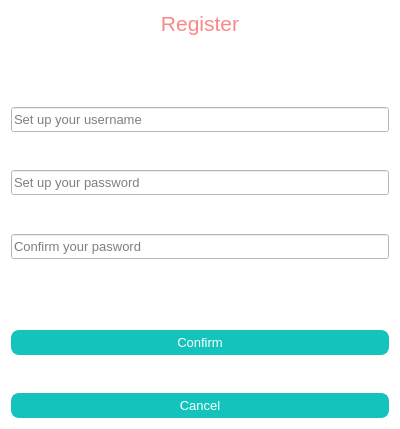
Qt form QtGameStore/signdialog.ui (Syunjyan/Qt-gamestore) before a commit.
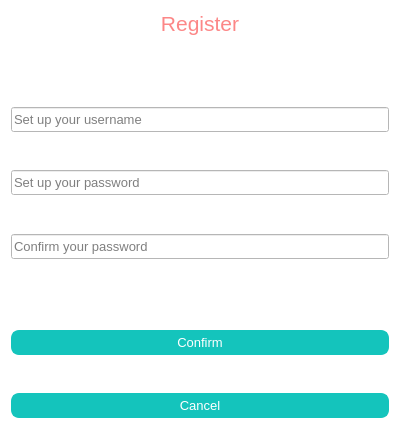
The same form after that commit.

What changed in the file:
```diff
--- a/QtGameStore/signdialog.ui
+++ b/QtGameStore/signdialog.ui
@@ -54,7 +54,7 @@
         <enum>QLineEdit::Password</enum>
        </property>
        <property name="placeholderText">
-        <string>Confirm your pasword</string>
+        <string>Confirm your password</string>
        </property>
       </widget>
      </item>
```
